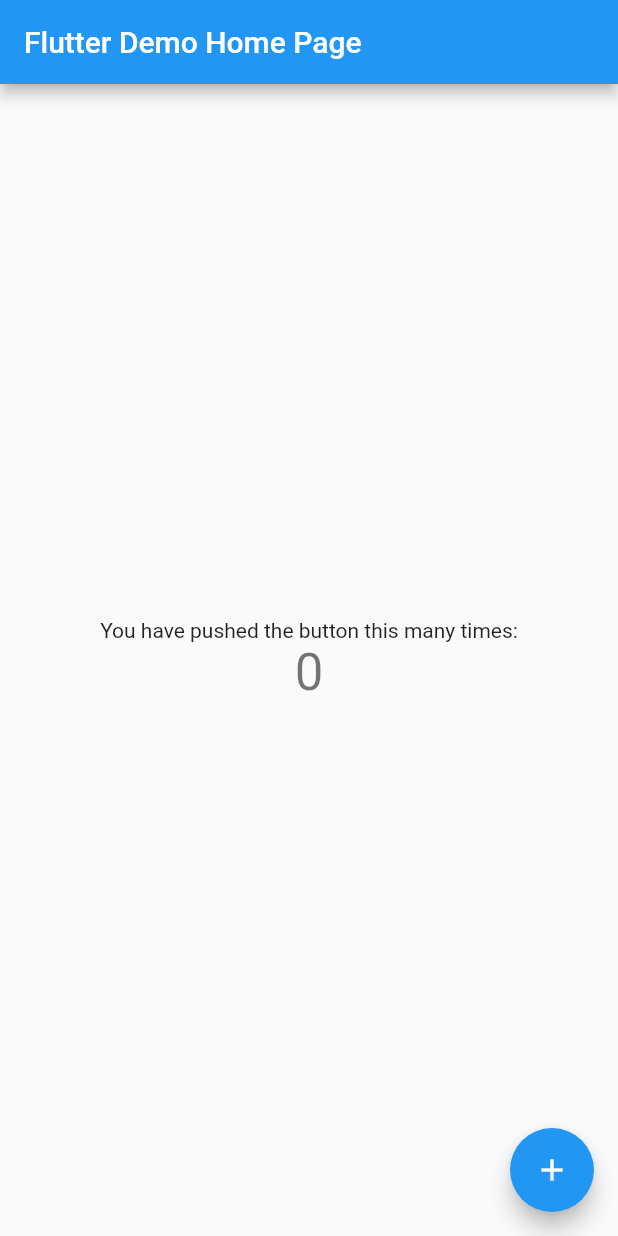
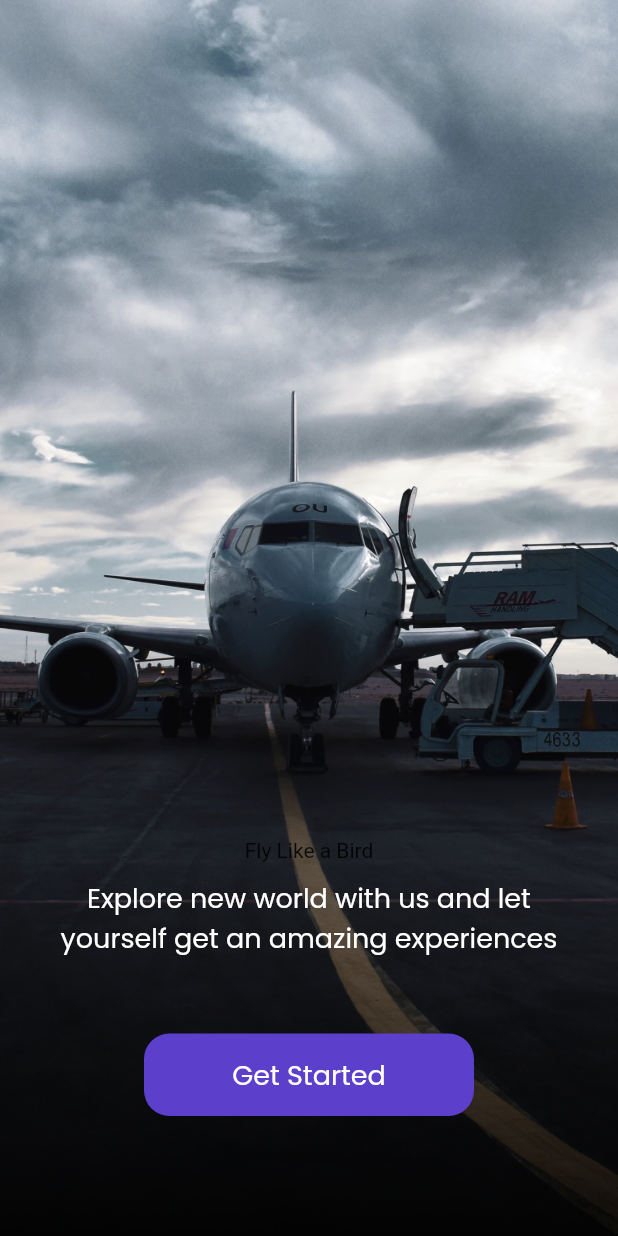
Before and after one commit to iqbalmf/airplane_app, a Flutter app: the screen it shows after launch, on a phone screen of 412 x 824 dp. Run offline on Flutter 3.47's test engine with Material 2 defaults, Android fonts, the phone set to English and light mode, and no system bars; our stand-ins replace google_fonts; statements that could not run were skipped.

Commit message:
adding getstartedpage, signuppage, implement route

```diff
--- a/lib/common/colors.dart
+++ b/lib/common/colors.dart
@@ -2,14 +2,12 @@ import 'package:flutter/material.dart';
 
 class ColorsApp {
   static const Color lightBlue = Color(0xFFE5F6FF);
-  static const Color backgroundApp = Color(0xFFEFEFEF);
+  static const Color backgroundApp = Color(0xFFFAFAFA);
   static const Color whiteColor = Color(0xFFFFFFFF);
-  static const Color primaryColor = Color(0xFF038DE9);
-  static const Color blueDark = Color(0xFF183980);
+  static const Color primaryColor = Color(0xFF5C40CC);
+  static const Color blueDark = Color(0xFF1F1449);
   static const Color blackColor = Color(0xFF000000);
-  static const Color greyColor = Color(0xFF8A8A8A);
   static const Color greyColor2 = Color(0xFFBEBEBE);
-  static const Color greyColor3 = Color(0xFFA4A4A4);
-  static const Color greyColor4 = Color(0xFFF6F6F6);
-  static const Color bgColorCream = Color(0xFFFFE5BF);
+  static const Color greenColor = Color(0xFF0EC3AE);
+  static const Color redColor = Color(0xFFEB70A5);
 }
--- a/lib/common/icons.dart
+++ b/lib/common/icons.dart
@@ -1,3 +1,31 @@
 class IconAssets {
   static const String _basePath = 'assets';
+
+  /*icon tab home*/
+  static const String iconBooked = '$_basePath/icon_booking.png';
+  static const String iconBrowse = '$_basePath/icon_browse.png';
+  static const String iconPayment = '$_basePath/icon_payment.png';
+  static const String iconSettings = '$_basePath/icon_settings.png';
+
+  //image
+  static const String iconPlane = '$_basePath/icon_plane.png';
+  static const String imageCard = '$_basePath/image_card.png';
+  static const String imageBooked = '$_basePath/image_booked.png';
+  static const String imageConfirmPay = '$_basePath/image_confirm_pay.png';
+  static const String imageGetStarted = '$_basePath/image_getstarted.png';
+  static const String imageProfile = '$_basePath/image_profile.png';
+
+  //image dummy
+  static const String imagePhotos1 = '$_basePath/image_photos1.png';
+  static const String imagePhotos2 = '$_basePath/image_photos2.png';
+  static const String imagePhotos3 = '$_basePath/image_photos3.png';
+
+  static const String imageDestination1 = '$_basePath/image_destination1.png';
+  static const String imageDestination2 = '$_basePath/image_destination2.png';
+  static const String imageDestination3 = '$_basePath/image_destination3.png';
+  static const String imageDestination4 = '$_basePath/image_destination4.png';
+  static const String imageDestination5 = '$_basePath/image_destination5.png';
+  static const String imageDestination6 = '$_basePath/image_destination6.png';
+  static const String imageDestination7 = '$_basePath/image_destination7.png';
+  static const String imageDestination8 = '$_basePath/image_destination8.png';
 }
--- a/lib/common/teststyle.dart
+++ b/lib/common/textstyle.dart
@@ -3,27 +3,28 @@ import 'package:flutter/material.dart';
 import 'package:google_fonts/google_fonts.dart';
 
 FontWeight light = FontWeight.w300;
-FontWeight regular = FontWeight.w400;
-FontWeight medium = FontWeight.w500;
+FontWeight _regular = FontWeight.w400;
+FontWeight _medium = FontWeight.w500;
 FontWeight semiBold = FontWeight.w600;
-FontWeight bold = FontWeight.w700;
-FontWeight boldest = FontWeight.w900;
+FontWeight _bold = FontWeight.w700;
+FontWeight _boldest = FontWeight.w900;
 
-double defaultMargin = 16.0;
+double defaultMargin = 24.0;
+double defaultRadius = 17.0;
 
 class TextThemeApp {
   static TextStyle headline = GoogleFonts.poppins(
-      color: ColorsApp.blackColor, fontWeight: bold, fontSize: 20);
+      color: ColorsApp.blackColor, fontWeight: _bold, fontSize: 20);
 
   static TextStyle regularText = GoogleFonts.poppins(
     color: ColorsApp.blackColor,
     fontSize: 18,
-    fontWeight: regular,
+    fontWeight: _regular,
   );
 
   static TextStyle subtitleText = GoogleFonts.poppins(
     color: ColorsApp.greyColor2,
     fontSize: 18,
-    fontWeight: regular,
+    fontWeight: _regular,
   );
 }
--- a/lib/main.dart
+++ b/lib/main.dart
@@ -1,3 +1,8 @@
+import 'package:airplane_app/routes.dart';
+import 'package:airplane_app/ui/pages/bonus_page.dart';
+import 'package:airplane_app/ui/pages/getstarted_page.dart';
+import 'package:airplane_app/ui/pages/signup_page.dart';
+import 'package:airplane_app/ui/pages/splash_page.dart';
 import 'package:flutter/material.dart';
 
 void main() {
@@ -7,62 +12,16 @@ void main() {
 class MyApp extends StatelessWidget {
   const MyApp({Key? key}) : super(key: key);
 
-  // This widget is the root of your application.
   @override
   Widget build(BuildContext context) {
     return MaterialApp(
       debugShowCheckedModeBanner: false,
-      title: 'Flutter Demo',
-      theme: ThemeData(
-        primarySwatch: Colors.blue,
-      ),
-      home: const MyHomePage(title: 'Flutter Demo Home Page'),
+      routes: {
+        Routes.initial: (context) => SplashPage(),
+        Routes.getStarted: (context) => GetStartedPage(),
+        Routes.signupPage: (context) => SIgnUpPage(),
+        Routes.bonusPage: (context) => BonusPage()
+      },
     );
   }
 }
-
-class MyHomePage extends StatefulWidget {
-  const MyHomePage({Key? key, required this.title}) : super(key: key);
-  final String title;
-
-  @override
-  State<MyHomePage> createState() => _MyHomePageState();
-}
-
-class _MyHomePageState extends State<MyHomePage> {
-  int _counter = 0;
-
-  void _incrementCounter() {
-    setState(() {
-      _counter++;
-    });
-  }
-
-  @override
-  Widget build(BuildContext context) {
-    return Scaffold(
-      appBar: AppBar(
-        title: Text(widget.title),
-      ),
-      body: Center(
-        child: Column(
-          mainAxisAlignment: MainAxisAlignment.center,
-          children: <Widget>[
-            const Text(
-              'You have pushed the button this many times:',
-            ),
-            Text(
-              '$_counter',
-              style: Theme.of(context).textTheme.headline4,
-            ),
-          ],
-        ),
-      ),
-      floatingActionButton: FloatingActionButton(
-        onPressed: _incrementCounter,
-        tooltip: 'Increment',
-        child: const Icon(Icons.add),
-      ), // This trailing comma makes auto-formatting nicer for build methods.
-    );
-  }
-}
--- /dev/null
+++ b/lib/routes.dart
@@ -0,0 +1,7 @@
+class Routes {
+  static const String initial = '/';
+  static const String getStarted = '/get-started';
+  static const String signupPage = '/sign-up';
+  static const String bonusPage = '/bonus-page';
+  static const String main = '/main';
+}
--- /dev/null
+++ b/lib/ui/pages/getstarted_page.dart
@@ -0,0 +1,70 @@
+import 'package:airplane_app/common/colors.dart';
+import 'package:airplane_app/common/icons.dart';
+import 'package:airplane_app/common/textstyle.dart';
+import 'package:airplane_app/routes.dart';
+import 'package:flutter/material.dart';
+
+class GetStartedPage extends StatelessWidget {
+  const GetStartedPage({Key? key}) : super(key: key);
+
+  @override
+  Widget build(BuildContext context) {
+    return Scaffold(
+      body: Stack(
+        children: [
+          Container(
+            width: double.maxFinite,
+            height: double.infinity,
+            decoration: BoxDecoration(
+                image: DecorationImage(
+                    image: AssetImage(IconAssets.imageGetStarted),
+                    fit: BoxFit.cover)),
+          ),
+          Center(
+            child: Column(
+              mainAxisAlignment: MainAxisAlignment.end,
+              children: [
+                Text(
+                  'Fly Like a Bird',
+                  style: TextThemeApp.headline
+                      .copyWith(color: ColorsApp.whiteColor, fontSize: 32),
+                  textAlign: TextAlign.center,
+                ),
+                SizedBox(
+                  height: 10,
+                ),
+                Text(
+                  'Explore new world with us and let\nyourself get an amazing experiences',
+                  style: TextThemeApp.regularText
+                      .copyWith(color: ColorsApp.whiteColor),
+                  textAlign: TextAlign.center,
+                ),
+                Container(
+                  width: 220,
+                  height: 55,
+                  margin: EdgeInsets.only(top: 50, bottom: 80),
+                  child: TextButton(
+                    style: TextButton.styleFrom(
+                      backgroundColor: ColorsApp.primaryColor,
+                      shape: RoundedRectangleBorder(
+                        borderRadius: BorderRadius.circular(defaultRadius)
+                      )
+                    ),
+                    onPressed: () {
+                      Navigator.pushNamed(context, Routes.signupPage);
+                    },
+                    child: Text(
+                      'Get Started',
+                      style: TextThemeApp.regularText
+                          .copyWith(color: ColorsApp.whiteColor),
+                    ),
+                  ),
+                )
+              ],
+            ),
+          )
+        ],
+      ),
+    );
+  }
+}
```
Also changed, not shown: lib/ui/pages/bonus_page.dart (added, +23 -0 lines), lib/ui/pages/signup_page.dart (added, +243 -0 lines), lib/ui/pages/splash_page.dart (added, +53 -0 lines), assets/image_booked.png (renamed from assets/icon_booked.png), assets/image_confirm_pay.png (renamed from assets/icon_confirm_pay.png), assets/image_getstarted.png, 1 other file.
